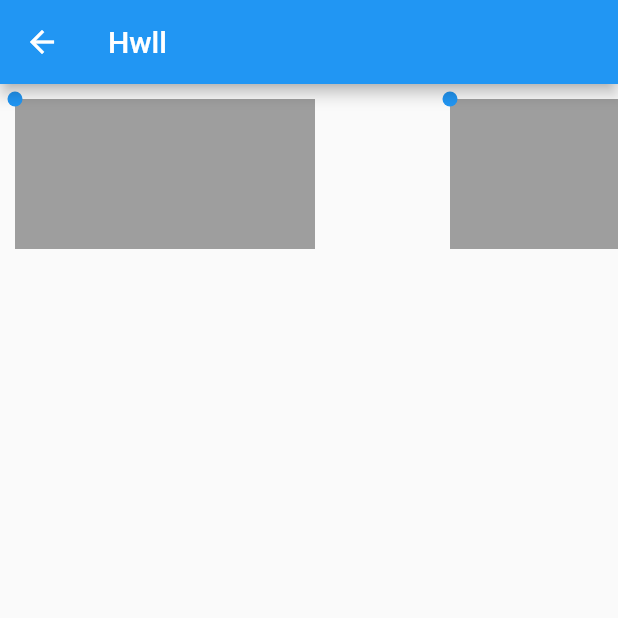
After one commit to koduki/example-flutter, a Flutter app: the screen it shows after launch, after a tap on the "palette" icon, on a phone screen of 412 x 824 dp, the top half of it. The commit adds this screen. Run offline on Flutter 3.47's test engine with Material 2 defaults, Android fonts, the phone set to English and light mode, and no system bars; our stand-ins replace firebase_auth, firebase_core; accounts and stored records are empty.

Commit message:
Add draw

```diff
--- /dev/null
+++ b/lib/pages/draw.dart
@@ -0,0 +1,198 @@
+import 'package:flutter/material.dart';
+
+import 'dart:math';
+
+import 'package:flutter/material.dart';
+import 'package:flutter/gestures.dart';
+
+class DrawPage extends StatefulWidget {
+  @override
+  State<StatefulWidget> createState() {
+    return _DrawPageState();
+  }
+}
+
+class _DrawPageState extends State<DrawPage> {
+  // @override
+  // Widget build(BuildContext context) {
+  //   return const Scaffold(
+  //     body: Center(
+  //       // child: MySlider(),
+  //     ),
+  //   );
+  // }
+  Offset _offset = const Offset(10, 10); //Panドラッグ時のポジション
+  Offset _offset2 = const Offset(500, 500); //Panドラッグ時のポジション
+  Offset _offset3 = const Offset(300, 10); //Panドラッグ時のポジション
+
+  @override
+  Widget build(BuildContext context) {
+    return Scaffold(
+      appBar: AppBar(
+        title: Text("Hwll"),
+      ),
+      body: Stack(
+        children: <Widget>[
+          // Panテスト用のウィジェット
+          Positioned(
+            left: _offset.dx, // 移動の値（x）
+            top: _offset.dy, // 移動の値（y）
+            child: GestureDetector(
+              // ドラッグの移動を更新
+              onPanUpdate: (DragUpdateDetails details) {
+                setState(() {
+                  _offset += details.delta;
+                });
+              },
+              child: CustomPaint(
+                size: const Size(200, 100),
+                painter: HandlerPaint(
+                  center: Offset(0, 0),
+                ),
+              ),
+            ),
+          ),
+          // Scale用のウィジェット
+          Positioned(
+            left: _offset2.dx, // 移動の値（x）
+            top: _offset2.dy, // 移動の値（y）
+            child: GestureDetector(
+              behavior: HitTestBehavior.translucent,
+              // ドラッグの移動を更新
+              onPanUpdate: (DragUpdateDetails details) {
+                setState(() {
+                  _offset2 += details.delta;
+                });
+              },
+              child: CustomPaint(
+                size: const Size(200, 200),
+                painter: HandlerPaint2(
+                  center: const Offset(0, 0),
+                ),
+              ),
+            ),
+          ),
+          Positioned(
+            left: _offset3.dx, // 移動の値（x）
+            top: _offset3.dy, // 移動の値（y）
+            child: GestureDetector(
+              // ドラッグの移動を更新
+              onPanUpdate: (DragUpdateDetails details) {
+                setState(() {
+                  _offset3 += details.delta;
+                });
+              },
+              child: CustomPaint(
+                size: const Size(200, 100),
+                painter: HandlerPaint3(
+                  center: const Offset(0, 0),
+                ),
+              ),
+            ),
+          ),
+        ],
+      ),
+    );
+  }
+}
+
+// class MySlider extends StatefulWidget {
+//   const MySlider();
+//   @override
+//   MySliderState createState() => MySliderState();
+// }
+
+// class MySliderState extends State<MySlider> {
+//   Offset center = const Offset(0, 0); // ハンドラの位置
+//   final size = const Size(200, 200); // 描画領域のサイズ
+//   @override
+//   void initState() {
+//     super.initState();
+//   }
+
+//   @override
+//   Widget build(BuildContext context) {
+//     return GestureDetector(
+//       onPanUpdate: (DragUpdateDetails details) {
+//         var handlerX = details.localPosition.dx;
+//         var handlerY = details.localPosition.dy;
+//         print(details.localPosition.direction);
+//         // handlerX = min(handlerX, size.width); // ハンドラが描画領域を超えないように調整
+//         // handlerX = max(0, handlerX); // ハンドラが描画領域を超えないように調整
+//         setState(() {
+//           center = Offset(handlerX, handlerY); // ハンドラの位置を更新
+//         });
+//       },
+//       onPanStart: (details) => print('onPanStart()'),
+//       onPanEnd: (details) => print('onPanEnd()'),
+//       child: CustomPaint(
+//         size: size,
+//         painter: HandlerPaint(
+//           center: center,
+//         ),
+//       ),
+//     );
+//   }
+// }
+
+/// スライダーのハンドラ(青部分)を描画
+class HandlerPaint extends CustomPainter {
+  HandlerPaint({
+    required this.center,
+  });
+  final Offset center;
+  @override
+  void paint(Canvas canvas, Size size) {
+    final paint = Paint();
+    paint.color = Colors.grey;
+    canvas.drawRect(Rect.fromLTWH(center.dx, center.dy, 200, 100), paint);
+
+    paint.color = Colors.blue;
+    canvas.drawCircle(center, 5, paint);
+  }
+
+  @override
+  bool shouldRepaint(covariant CustomPainter oldDelegate) {
+    return true; // ここがfalseだと、onPanUpdate:が発火してもハンドラの描画が更新されない
+  }
+}
+
+class HandlerPaint2 extends CustomPainter {
+  HandlerPaint2({
+    required this.center,
+  });
+  final Offset center;
+  @override
+  void paint(Canvas canvas, Size size) {
+    final paint = Paint();
+
+    paint.color = Colors.green;
+    canvas.drawCircle(Offset(100, 100), 100, paint);
+  }
+
+  @override
+  bool shouldRepaint(covariant CustomPainter oldDelegate) {
+    return true; // ここがfalseだと、onPanUpdate:が発火してもハンドラの描画が更新されない
+  }
+}
+
+class HandlerPaint3 extends CustomPainter {
+  HandlerPaint3({
+    required this.center,
+  });
+  final Offset center;
+  @override
+  void paint(Canvas canvas, Size size) {
+    final paint = Paint();
+    paint.color = Colors.grey;
+    canvas.drawRect(Rect.fromLTWH(center.dx, center.dy, 200, 100), paint);
+
+    paint.color = Colors.blue;
+    canvas.drawCircle(center, 5, paint);
+  }
+
+  @override
+  bool shouldRepaint(covariant CustomPainter oldDelegate) {
+    return true; // ここがfalseだと、onPanUpdate:が発火してもハンドラの描画が更新されない
+  }
+}
--- a/lib/pages/todo.dart
+++ b/lib/pages/todo.dart
@@ -1,3 +1,4 @@
+import 'package:example_flutter/pages/draw.dart';
 import 'package:flutter/material.dart';
 import './myauth.dart';
 
@@ -47,6 +48,16 @@ class _TodoListPageState extends State<TodoListPage> {
               );
             },
             child: const Icon(Icons.account_box),
+          ),
+          FloatingActionButton(
+            onPressed: () async {
+              final newListText = await Navigator.of(context).push(
+                MaterialPageRoute(builder: (context) {
+                  return DrawPage();
+                }),
+              );
+            },
+            child: const Icon(Icons.palette),
           ),
         ]));
     return scaffold;
```
Also changed, not shown: lib/pages/myauth.dart (+0 -58 lines).
